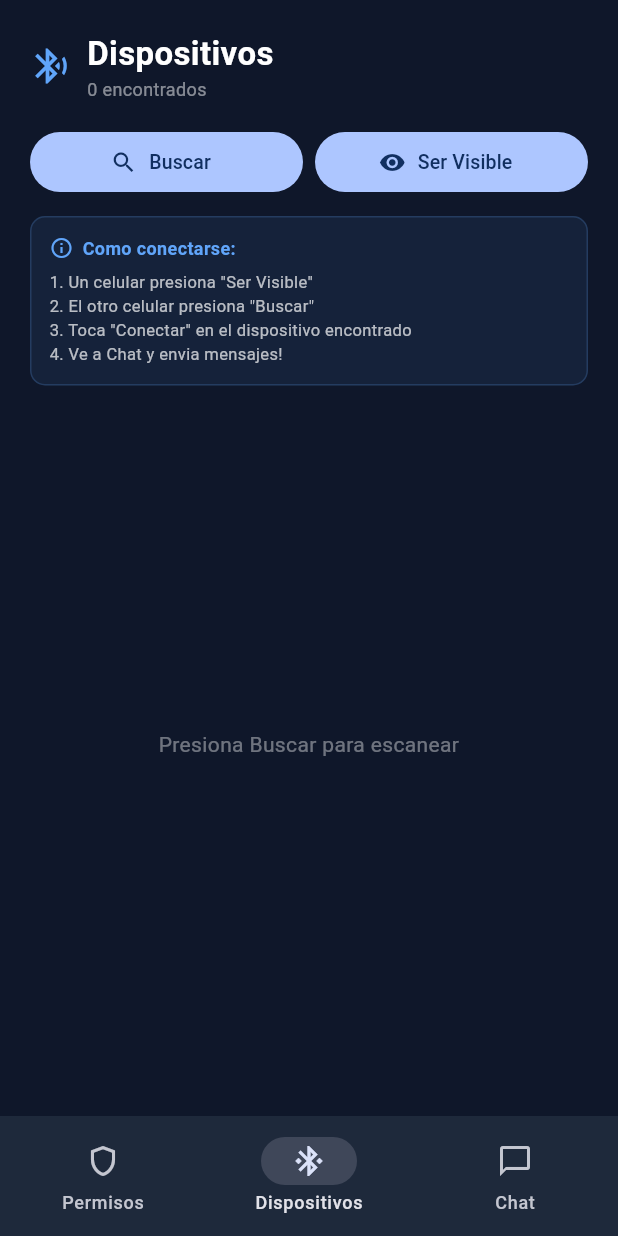
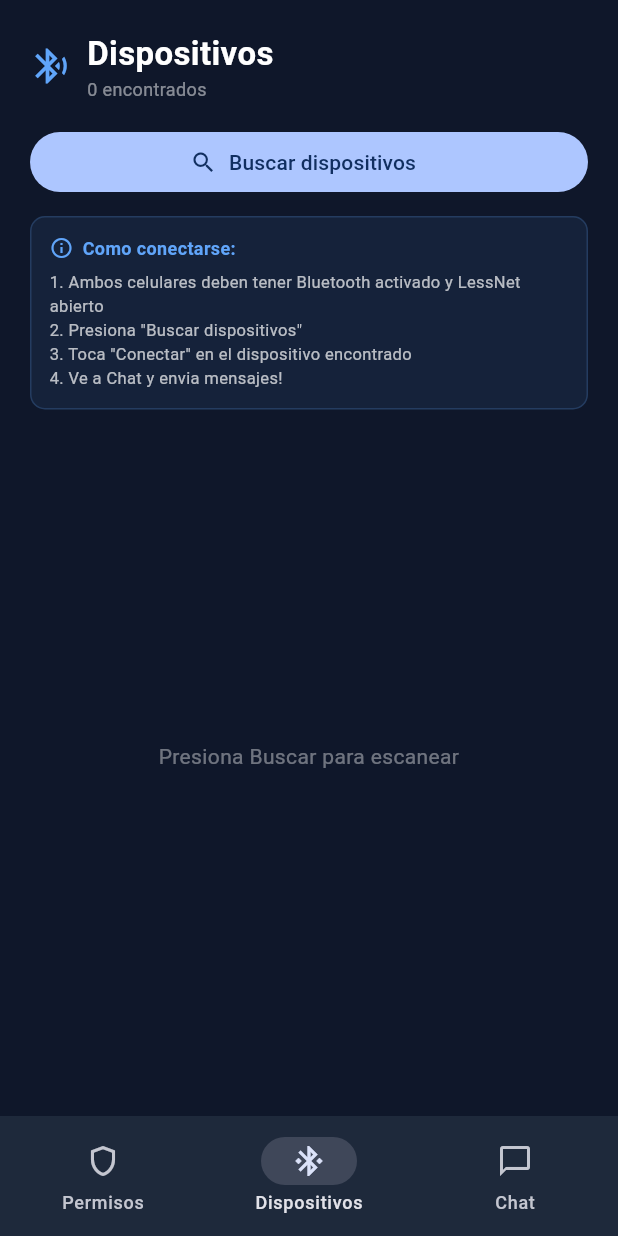
Before and after one commit to SantiagortegaDev/lessnet, a Flutter app: the screen it shows after launch, item 2 of the bottom bar chosen, on a phone screen of 412 x 824 dp. Run offline on Flutter 3.47's test engine with Material 3 defaults, Android fonts, the phone set to English and light mode, and no system bars; our stand-ins replace flutter_blue_plus, permission_handler.

Commit message:
fix: remove unsupported advertising API, use scan+connect only

```diff
--- a/lib/main.dart
+++ b/lib/main.dart
@@ -61,10 +61,7 @@ class BtService {
   final _connectionController = StreamController<BluetoothDevice?>.broadcast();
   Stream<BluetoothDevice?> get onConnectionChange => _connectionController.stream;
 
-  bool _advertising = false;
-  bool get isAdvertising => _advertising;
-  final _advertisingController = StreamController<bool>.broadcast();
-  Stream<bool> get onAdvertisingChange => _advertisingController.stream;
+
 
   Future<void> connectToDevice(BluetoothDevice device) async {
     try {
@@ -124,28 +121,7 @@ class BtService {
     await rxChar!.write(Uint8List.fromList([0x00]), withoutResponse: false);
   }
 
-  Future<void> startAdvertising() async {
-    try {
-      await FlutterBluePlus.startAdvertising(
-        name: 'LessNet-${DateTime.now().millisecondsSinceEpoch % 10000}',
-        services: [Guid(lessnetServiceUuid)],
-      );
-      _advertising = true;
-      _advertisingController.add(true);
-    } catch (e) {
-      // Advertising puede fallar en algunos dispositivos
-      _advertising = false;
-      _advertisingController.add(false);
-    }
-  }
 
-  Future<void> stopAdvertising() async {
-    try {
-      await FlutterBluePlus.stopAdvertising();
-    } catch (_) {}
-    _advertising = false;
-    _advertisingController.add(false);
-  }
 
   void _cleanup() {
     _txSub?.cancel();
@@ -154,8 +130,7 @@ class BtService {
     rxChar = null;
     txChar = null;
     _connectionController.add(null);
-    _advertising = false;
-    _advertisingController.add(false);
+
   }
 
   Future<void> disconnect() async {
@@ -168,7 +143,7 @@ class BtService {
     _connSub?.cancel();
     _msgController.close();
     _connectionController.close();
-    _advertisingController.close();
+
   }
 }
 
@@ -473,7 +448,7 @@ class _ScanPageState extends State<ScanPage> {
   StreamSubscription? _scanSub;
   StreamSubscription? _scanningSub;
   StreamSubscription? _connSub;
-  StreamSubscription? _advSub;
+
 
   @override
   void initState() {
@@ -481,9 +456,7 @@ class _ScanPageState extends State<ScanPage> {
     _connSub = bt.onConnectionChange.listen((_) {
       if (mounted) setState(() {});
     });
-    _advSub = bt.onAdvertisingChange.listen((_) {
-      if (mounted) setState(() {});
-    });
+
   }
 
   Future<void> _startScan() async {
@@ -540,7 +513,7 @@ class _ScanPageState extends State<ScanPage> {
     _scanSub?.cancel();
     _scanningSub?.cancel();
     _connSub?.cancel();
-    _advSub?.cancel();
+
     FlutterBluePlus.stopScan();
     super.dispose();
   }
@@ -578,31 +551,17 @@ class _ScanPageState extends State<ScanPage> {
                 ]),
               ),
 
-            // Botones de accion
-            Row(children: [
-              Expanded(child: FilledButton.icon(
+            // Boton de buscar
+            SizedBox(
+              width: double.infinity,
+              child: FilledButton.icon(
                 icon: _scanning
                     ? const SizedBox(width: 16, height: 16, child: CircularProgressIndicator(strokeWidth: 2, color: Colors.white))
                     : const Icon(Icons.search),
-                label: Text(_scanning ? 'Buscando...' : 'Buscar', style: const TextStyle(fontSize: 13)),
+                label: Text(_scanning ? 'Buscando...' : 'Buscar dispositivos'),
                 onPressed: _scanning ? null : _startScan,
-              )),
-              const SizedBox(width: 8),
-              Expanded(child: FilledButton.icon(
-                icon: Icon(bt.isAdvertising ? Icons.visibility_off : Icons.visibility),
-                label: Text(bt.isAdvertising ? 'Visible ON' : 'Ser Visible', style: const TextStyle(fontSize: 13)),
-                onPressed: () async {
-                  if (bt.isAdvertising) {
-                    await bt.stopAdvertising();
-                  } else {
-                    await bt.startAdvertising();
-                  }
-                },
-                style: FilledButton.styleFrom(
-                  backgroundColor: bt.isAdvertising ? Colors.green : null,
-                ),
-              )),
-            ]),
+              ),
+            ),
             const SizedBox(height: 12),
 
             // Info de como funciona
@@ -620,8 +579,8 @@ class _ScanPageState extends State<ScanPage> {
                   const Text('Como conectarse:', style: TextStyle(color: Color(0xFF60A5FA), fontWeight: FontWeight.w700, fontSize: 12)),
                 ]),
                 const SizedBox(height: 6),
-                Text('1. Un celular presiona "Ser Visible"', style: TextStyle(color: Colors.white.withOpacity(0.7), fontSize: 11)),
-                Text('2. El otro celular presiona "Buscar"', style: TextStyle(color: Colors.white.withOpacity(0.7), fontSize: 11)),
+                Text('1. Ambos celulares deben tener Bluetooth activado y LessNet abierto', style: TextStyle(color: Colors.white.withOpacity(0.7), fontSize: 11)),
+                Text('2. Presiona "Buscar dispositivos"', style: TextStyle(color: Colors.white.withOpacity(0.7), fontSize: 11)),
                 Text('3. Toca "Conectar" en el dispositivo encontrado', style: TextStyle(color: Colors.white.withOpacity(0.7), fontSize: 11)),
                 Text('4. Ve a Chat y envia mensajes!', style: TextStyle(color: Colors.white.withOpacity(0.7), fontSize: 11)),
               ]),
```
